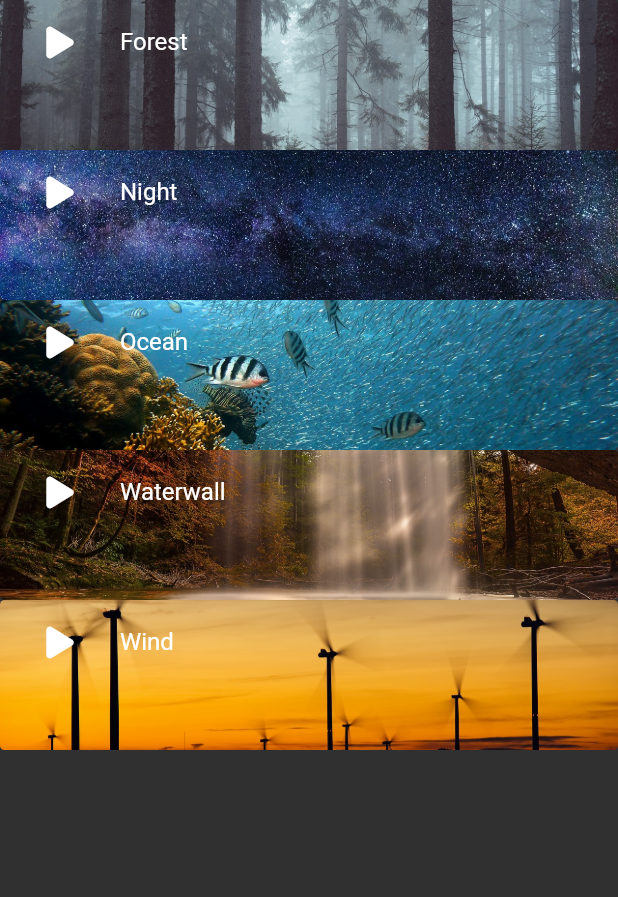
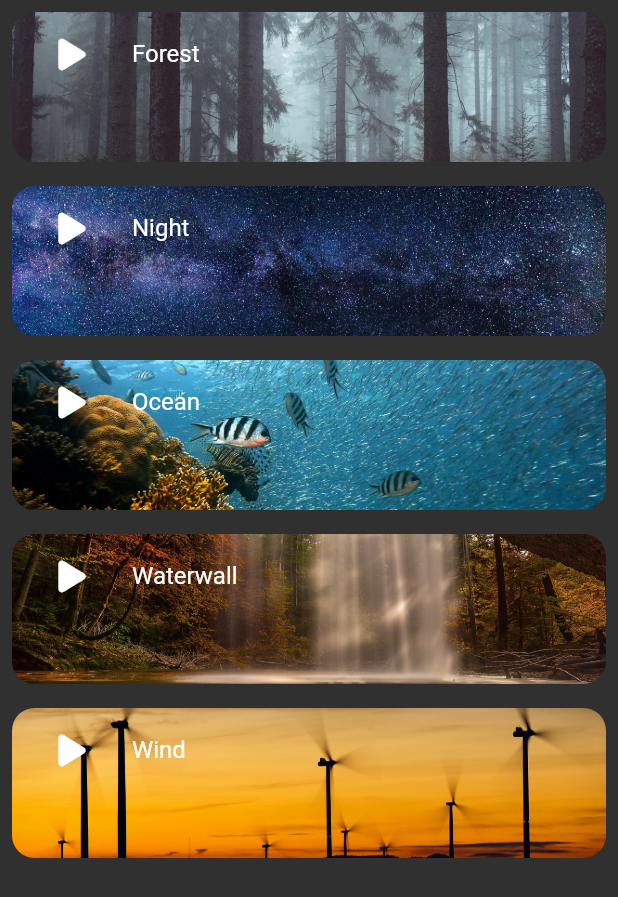
Before and after one commit to Serg8787/meditation_first_flutter, a Flutter app: the screen it shows after launch, on a phone screen of 412 x 824 dp. Shown: the top 897 px of the screen. Run offline on Flutter 3.47's test engine with Material 2 defaults, Android fonts, the phone set to English and light mode, and no system bars; our stand-ins replace font_awesome_flutter, just_audio.

Commit message:
add padding between items

```diff
--- a/lib/screens/medition_app_screen.dart
+++ b/lib/screens/medition_app_screen.dart
@@ -51,10 +51,12 @@ class _MeditionScreenState extends State<MeditionScreen> {
         child: ListView.builder(
             itemCount: meditions.length,
             itemBuilder: (context, index) {
-              return Container(
+              return Padding(
+                padding: const EdgeInsets.all(8.0),
+                child: Container(
                   height: 100,
                   decoration: BoxDecoration(
-                    borderRadius: BorderRadius.circular(3),
+                      borderRadius: BorderRadius.circular(15),
                       image: DecorationImage(
                           fit: BoxFit.fitWidth,
                           image: AssetImage(meditions[index].imagePath))),
@@ -93,6 +95,7 @@ class _MeditionScreenState extends State<MeditionScreen> {
                           }
                         }),
                   ),
+                ),
               );
             }),
       ),
```
Lines whose indentation alone changed are shown as unchanged.
